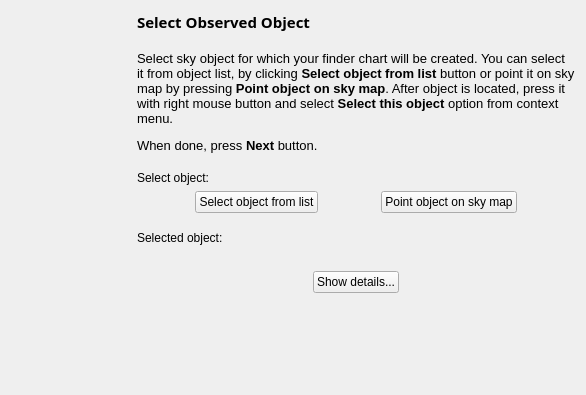
Before: the Qt Designer form kstars/printing/pwizobjectselection.ui in KDE/kstars, drawn with Qt 5.
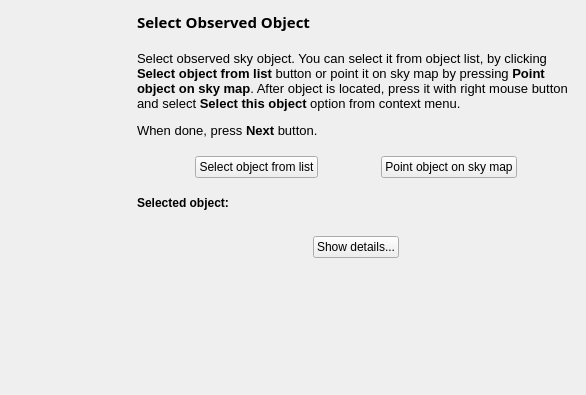
After: the same form once the commit is applied.

Commit message:
Added a few more steps to Printing Wizard. Added base class for FinderChart and LoggingForm classes.
TODO: fix a few problems.

```diff
--- a/kstars/printing/pwizobjectselection.ui
+++ b/kstars/printing/pwizobjectselection.ui
@@ -82,7 +82,7 @@
 &lt;html&gt;&lt;head&gt;&lt;meta name=&quot;qrichtext&quot; content=&quot;1&quot; /&gt;&lt;style type=&quot;text/css&quot;&gt;
 p, li { white-space: pre-wrap; }
 &lt;/style&gt;&lt;/head&gt;&lt;body style=&quot; font-family:'Sans'; font-size:10pt; font-weight:400; font-style:normal;&quot;&gt;
-&lt;p style=&quot; margin-top:12px; margin-bottom:12px; margin-left:0px; margin-right:0px; -qt-block-indent:0; text-indent:0px;&quot;&gt;Select sky object for which your finder chart will be created. You can select it from object list, by clicking &lt;span style=&quot; font-weight:600;&quot;&gt;Select object from list &lt;/span&gt;button or point it on sky map by pressing &lt;span style=&quot; font-weight:600;&quot;&gt;Point object on sky map&lt;/span&gt;. After object is located, press it with right mouse button and select &lt;span style=&quot; font-weight:600;&quot;&gt;Select this object&lt;/span&gt; option from context menu.&lt;/p&gt;
+&lt;p style=&quot; margin-top:12px; margin-bottom:12px; margin-left:0px; margin-right:0px; -qt-block-indent:0; text-indent:0px;&quot;&gt;Select observed sky object. You can select it from object list, by clicking &lt;span style=&quot; font-weight:600;&quot;&gt;Select object from list &lt;/span&gt;button or point it on sky map by pressing &lt;span style=&quot; font-weight:600;&quot;&gt;Point object on sky map&lt;/span&gt;. After object is located, press it with right mouse button and select &lt;span style=&quot; font-weight:600;&quot;&gt;Select this object&lt;/span&gt; option from context menu.&lt;/p&gt;
 &lt;p style=&quot; margin-top:12px; margin-bottom:12px; margin-left:0px; margin-right:0px; -qt-block-indent:0; text-indent:0px;&quot;&gt;When done, press &lt;span style=&quot; font-weight:600;&quot;&gt;Next&lt;/span&gt; button.&lt;/p&gt;&lt;/body&gt;&lt;/html&gt;</string>
        </property>
        <property name="wordWrap">
@@ -106,13 +106,6 @@
        </property>
       </spacer>
      </item>
-     <item>
-      <widget class="QLabel" name="selectObjLabel">
-       <property name="text">
-        <string>Select object:</string>
-       </property>
-      </widget>
-     </item>
      <item>
       <layout class="QHBoxLayout" name="horLayout1">
        <item>
@@ -188,6 +181,12 @@
      </item>
      <item>
       <widget class="QLabel" name="selectedObjLabel">
+       <property name="font">
+        <font>
+         <weight>75</weight>
+         <bold>true</bold>
+        </font>
+       </property>
        <property name="text">
         <string>Selected object:</string>
        </property>
@@ -198,6 +197,9 @@
        <property name="text">
         <string/>
        </property>
+       <property name="alignment">
+        <set>Qt::AlignCenter</set>
+       </property>
       </widget>
      </item>
      <item>
```
The commit also changes 35 other files.
